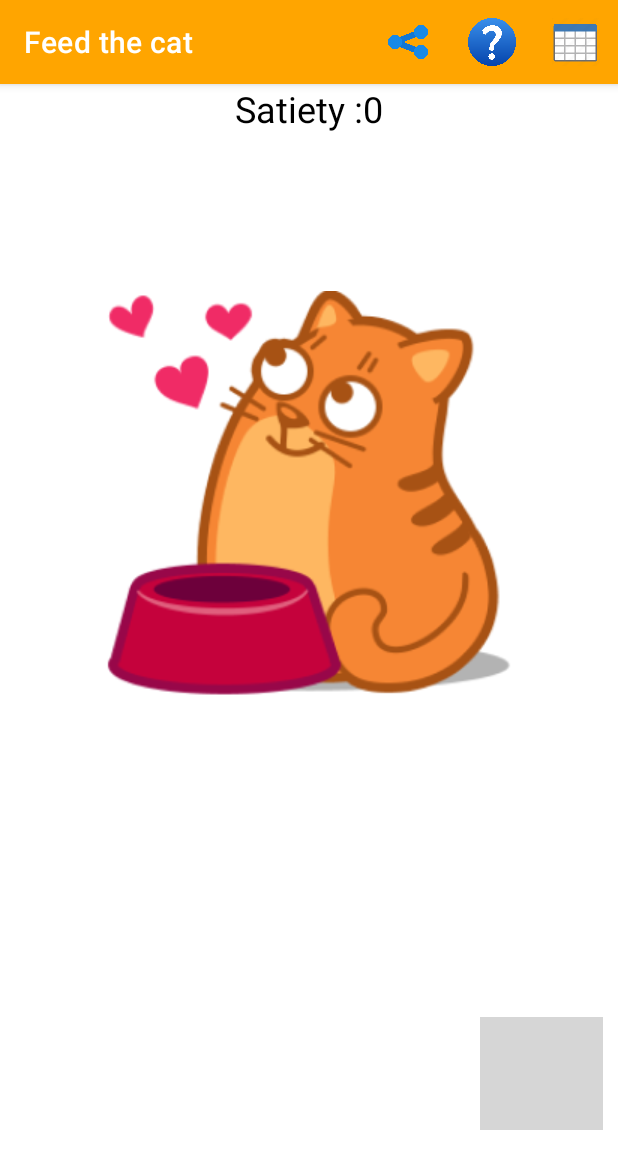
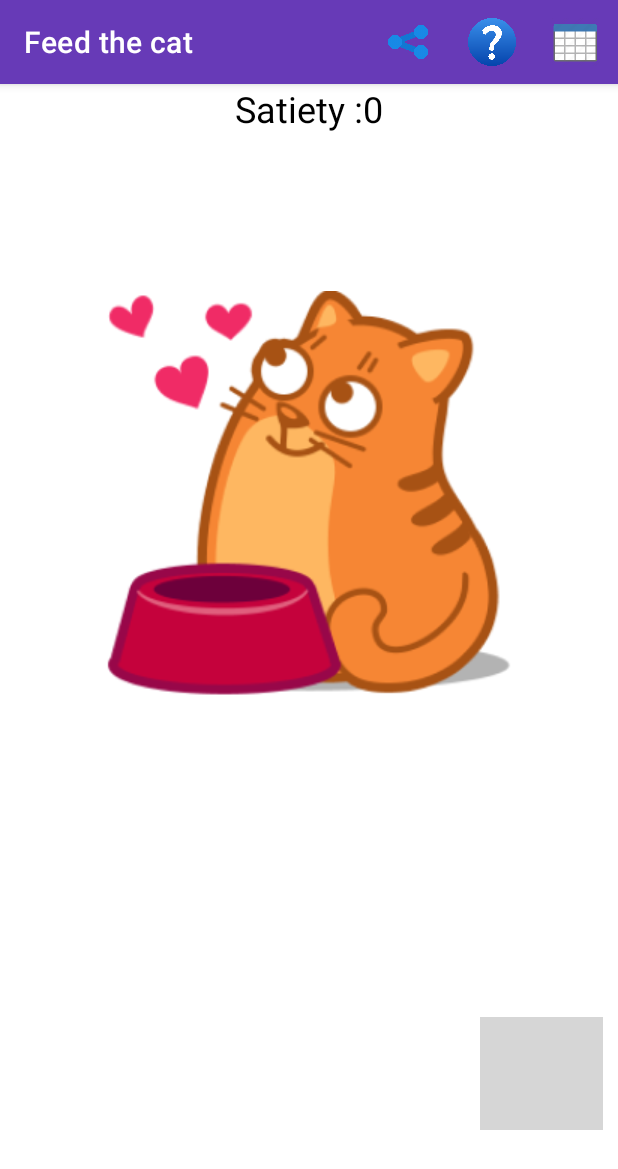
Before and after one commit to DimaVaneka/Feed_the_cat, an Android app: the screen it shows after launch (MainActivity), on a phone screen of 412 x 824 dp. Shown: the top 1169 px of the screen. Run offline under Robolectric (Android 15) with nearby library versions, the phone set to English and light mode, and no system bars; Roboto replaces fonts that are not available here; grey boxes are pictures that could not be loaded.

Commit message:
change color

```diff
--- a/app/src/main/java/com/example/lab1/MainActivity.java
+++ b/app/src/main/java/com/example/lab1/MainActivity.java
@@ -5,6 +5,7 @@ import androidx.appcompat.app.AppCompatActivity;
 
 import android.content.DialogInterface;
 import android.content.Intent;
+import android.graphics.Color;
 import android.os.Bundle;
 import android.view.Menu;
 import android.view.MenuItem;
@@ -42,6 +43,8 @@ public class MainActivity extends AppCompatActivity {
         //reset = findViewById(R.id.reset);
 
         count.setText(count.getText().toString().concat(Integer.toString(i)));
+
+        main_btn.setTextColor(Color.parseColor("#FFFFFF"));
 
         main_btn.setOnClickListener(new View.OnClickListener() {
             @Override
--- a/app/src/main/res/values/themes.xml
+++ b/app/src/main/res/values/themes.xml
@@ -2,8 +2,8 @@
     <!-- Base application theme. -->
     <style name="Theme.Lab1" parent="Theme.MaterialComponents.DayNight.DarkActionBar">
         <!-- Primary brand color. -->
-        <item name="colorPrimary">#FFA500</item>
-        <item name="colorPrimaryVariant">#CC5500</item>
+        <item name="colorPrimary">#673AB7</item>
+        <item name="colorPrimaryVariant">#050A0B</item>
         <item name="colorOnPrimary">@color/white</item>
         <!-- Secondary brand color. -->
         <item name="colorSecondary">@color/teal_200</item>
```
Also changed, not shown: 1 other file.
